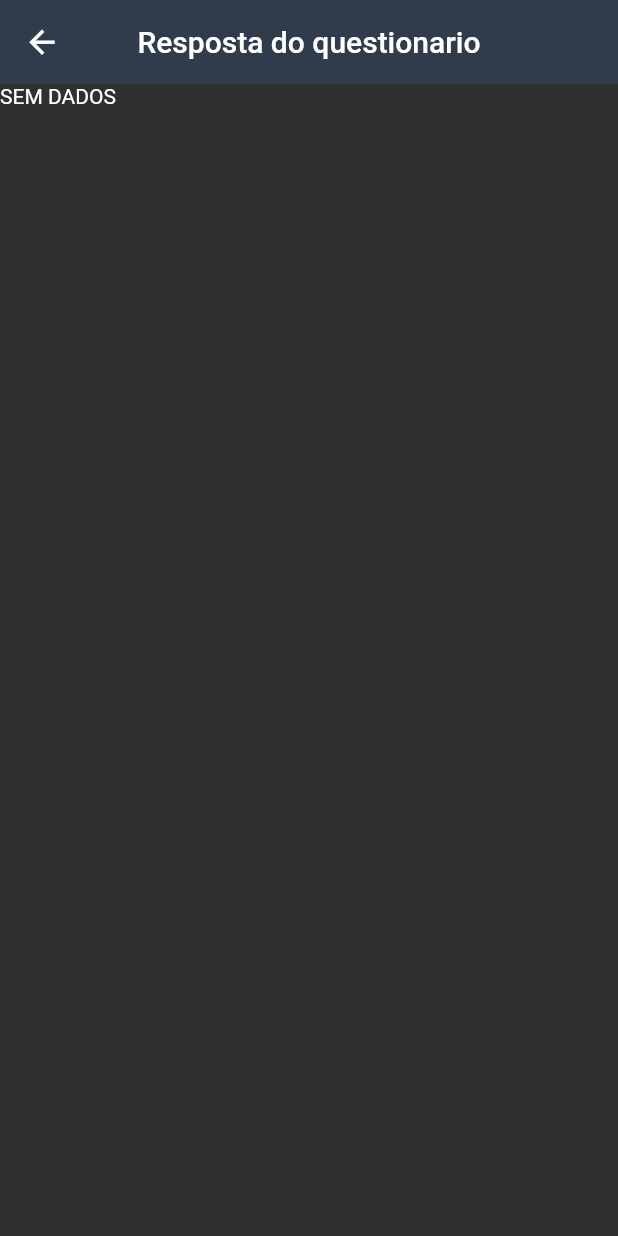
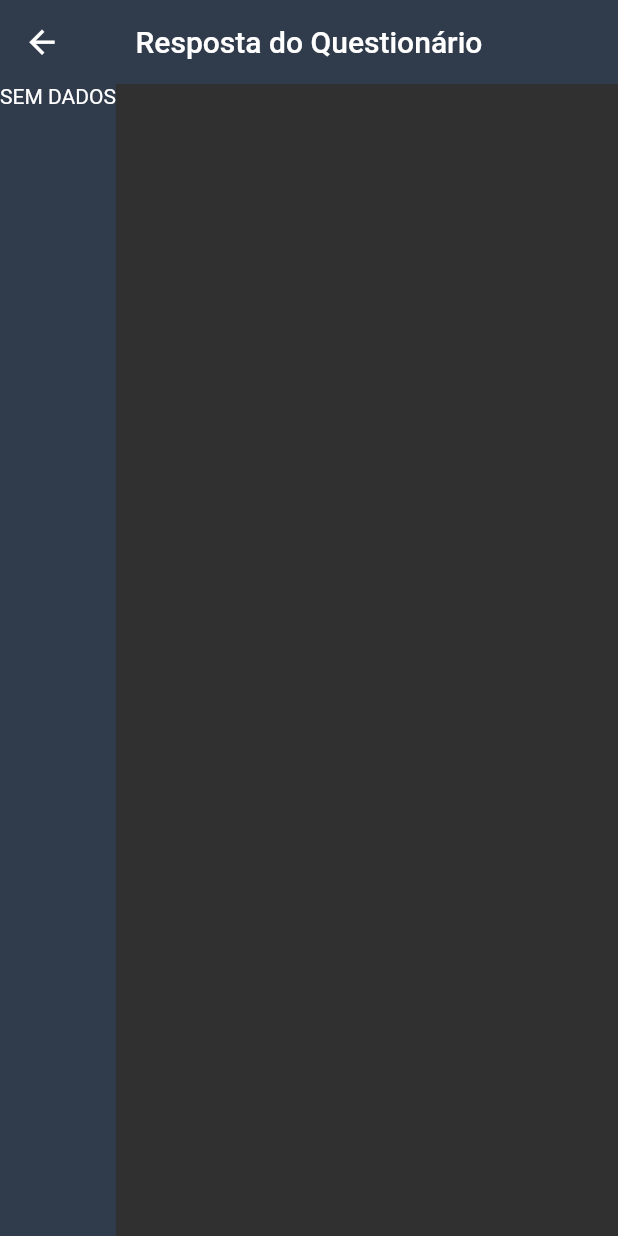
Before and after one commit to catalunha/pmsbmobile3, a Flutter app: the RespostaQuestionarioAplicadoHomePage screen opened by its route, on a phone screen of 412 x 824 dp. Run offline on Flutter 3.47's test engine with Material 2 defaults, Android fonts, the phone set to English and light mode, and no system bars; our stand-ins replace csv, file_picker, firebase_messaging, firebase_storage, flutter_local_notifications, flutter_markdown and 7 more; missing offline and left inert: dart:html, firebase, firebaseauth_wrapper, firebaseauth_wrapper_flutter, firebaseauth_wrapper_web, firestore_wrapper and 5 more; accounts and stored records are empty.

Commit message:
#369 - migracao da tela de resposta do questionario

```diff
--- a/lib/pages/resposta/resposta_questionarioaplicado_home_page.dart
+++ b/lib/pages/resposta/resposta_questionarioaplicado_home_page.dart
@@ -5,6 +5,7 @@ import 'package:pmsbmibile3/pages/resposta/resposta_questionarioaplicado_home_bl
 import 'package:pmsbmibile3/state/auth_bloc.dart';
 import 'package:pmsbmibile3/naosuportato/url_launcher.dart'
     if (dart.library.io) 'package:url_launcher/url_launcher.dart';
+import 'package:pmsbmibile3/style/pmsb_colors.dart';
 
 class RespostaQuestionarioAplicadoHomePage extends StatefulWidget {
   final AuthBloc authBloc;
@@ -53,6 +54,7 @@ class _RespostaQuestionarioAplicadoHomePageState
             for (var questionarioAplicado
                 in snapshot.data.questionarioAplicadoList) {
               listaWdg.add(Card(
+                color: PmsbColors.card,
                   child: ListTile(
                 title: Text(
                     'Questionário: ${questionarioAplicado.nome}\nReferência: ${questionarioAplicado.referencia}'),
@@ -70,7 +72,7 @@ class _RespostaQuestionarioAplicadoHomePageState
                             questionarioAplicado.id
                     ? IconButton(
                         tooltip: 'Ver relatório geral das tarefas recebidas.',
-                        icon: Icon(Icons.link),
+                        icon: Icon(Icons.link,color: Colors.blue,),
                         onPressed: () async {
                           bloc.eventSink(GerarRelatorioPdfMakeEvent(
                               pdfGerar: false,
@@ -116,8 +118,11 @@ class _RespostaQuestionarioAplicadoHomePageState
   }
 
   _body() {
-    return Column(
-      children: <Widget>[Expanded(child: _listaQuestionarioAplicado())],
+    return Container(
+      color: PmsbColors.fundo,
+      child: Column(
+        children: <Widget>[Expanded(child: _listaQuestionarioAplicado())],
+      ),
     );
   }
 
@@ -126,7 +131,7 @@ class _RespostaQuestionarioAplicadoHomePageState
     return DefaultTabController(
       length: 2,
       child: DefaultScaffold(
-        title: Text('Resposta do questionario'),
+        title: Text('Resposta do Questionário'),
         body: _body(),
       ),
     );
```
